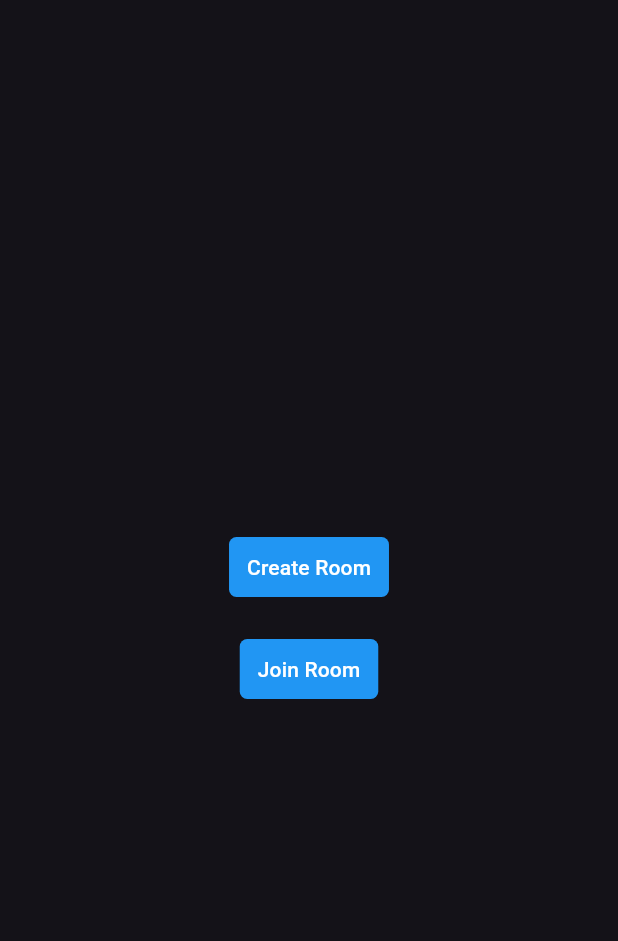
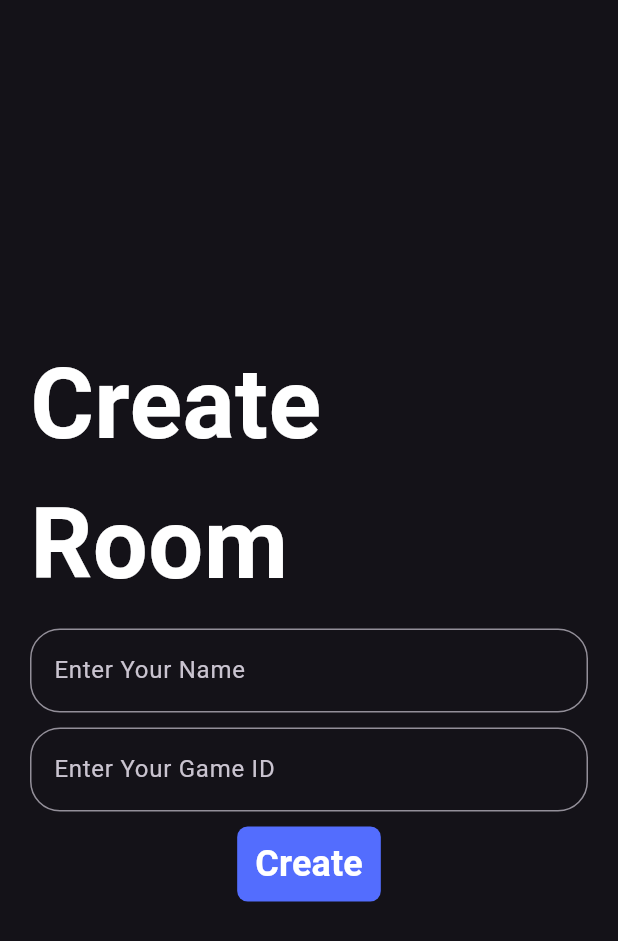
Before and after one commit to SilverShadow123/tic_tac_toe, a Flutter app: the screen it shows after launch, after a tap on "Join Room", on a phone screen of 412 x 824 dp. Shown: the top 941 px of the screen. Run offline on Flutter 3.47's test engine with Material 3 defaults, Android fonts, the phone set to English and light mode, and no system bars.

Commit message:
working on screens

```diff
--- a/lib/home_screen.dart
+++ b/lib/home_screen.dart
@@ -1,14 +1,11 @@
 import 'package:flutter/material.dart';
+import 'package:tic_tac_toe/create_room_screen.dart';
+import 'package:tic_tac_toe/join_room_screen.dart';
 
-class home_screen extends StatefulWidget {
-  static String routeName ='/main-menu';
+class home_screen extends StatelessWidget {
+  static String routeName = '/main-menu';
   const home_screen({super.key});
 
-  @override
-  State<home_screen> createState() => _home_screenState();
-}
-
-class _home_screenState extends State<home_screen> {
   @override
   Widget build(BuildContext context) {
     return Scaffold(
@@ -16,12 +13,40 @@ class _home_screenState extends State<home_screen> {
         child: Column(
           mainAxisAlignment: MainAxisAlignment.center,
           children: [
-            TextButton(onPressed: (){},style: TextButton.styleFrom(backgroundColor: Colors.blue,shape: RoundedRectangleBorder(borderRadius: BorderRadius.circular(5))), child: Text('Create Room',style: TextStyle(color: Colors.white),)),
-            SizedBox(height: 20,),
-            TextButton(onPressed: (){},style: TextButton.styleFrom(backgroundColor: Colors.blue,shape: RoundedRectangleBorder(borderRadius: BorderRadius.circular(5))), child: Text('Join Room',style: TextStyle(color: Colors.white),)),
+            TextButton(
+                onPressed: () => createRoom(context),
+                style: TextButton.styleFrom(
+                    backgroundColor: Colors.blue,
+                    shape: RoundedRectangleBorder(
+                        borderRadius: BorderRadius.circular(5))),
+                child: const Text(
+                  'Create Room',
+                  style: TextStyle(color: Colors.white),
+                )),
+            const SizedBox(
+              height: 20,
+            ),
+            TextButton(
+                onPressed: () => joinRoom(context),
+                style: TextButton.styleFrom(
+                    backgroundColor: Colors.blue,
+                    shape: RoundedRectangleBorder(
+                        borderRadius: BorderRadius.circular(5))),
+                child: const Text(
+                  'Join Room',
+                  style: TextStyle(color: Colors.white),
+                )),
           ],
         ),
       ),
     );
   }
+
+  void createRoom(BuildContext context) {
+    Navigator.pushNamed(context, CreateRoomScreen.routeName);
+  }
+
+  void joinRoom(BuildContext context) {
+    Navigator.pushNamed(context, JoinRoomScreen.routeName);
+  }
 }
--- a/lib/join_room_screen.dart
+++ b/lib/join_room_screen.dart
@@ -0,0 +1,46 @@
+import 'package:flutter/material.dart';
+
+class JoinRoomScreen extends StatefulWidget {
+  static String routeName ='/join-room';
+  const JoinRoomScreen({super.key});
+
+  @override
+  State<JoinRoomScreen> createState() => _JoinRoomScreenState();
+}
+
+class _JoinRoomScreenState extends State<JoinRoomScreen> {
+  final TextEditingController _gameIDController =TextEditingController();
+ final TextEditingController _nameController =TextEditingController();
+  @override
+  Widget build(BuildContext context) {
+    return Scaffold(
+      body: joinRoomScreeen(),
+    );
+  }
+
+  Widget joinRoomScreeen() {
+    return Container(
+      margin: const EdgeInsets.symmetric(horizontal: 20),
+      child: Column(
+        mainAxisAlignment: MainAxisAlignment.center,
+        children: [
+          const Text('Create Room',style: TextStyle(color: Colors.white,fontSize: 65,fontWeight: FontWeight.bold,),),
+          const SizedBox(height: 10,),
+          TextField(controller:_nameController ,decoration: InputDecoration(fillColor: Colors.black,hintText: 'Enter Your Name',border: OutlineInputBorder(borderRadius: BorderRadius.circular(20))),),
+          const SizedBox(height: 10,),
+          TextField(controller:_gameIDController ,decoration: InputDecoration(fillColor: Colors.black,hintText: 'Enter Your Game ID',border: OutlineInputBorder(borderRadius: BorderRadius.circular(20))),),
+          const SizedBox(height: 10,),
+          TextButton(onPressed: (){},style: TextButton.styleFrom(backgroundColor: Colors.indigoAccent,shape: RoundedRectangleBorder(borderRadius: BorderRadius.circular(7))), child: const Text('Create',style: TextStyle(color: Colors.white,fontSize: 24,fontWeight: FontWeight.bold),))
+        ],
+      ),
+    );
+  }
+
+  @override
+  void dispose() {
+    // TODO: implement dispose
+    _gameIDController.dispose();
+    _nameController.dispose();
+    super.dispose();
+  }
+}
--- a/lib/main.dart
+++ b/lib/main.dart
@@ -1,5 +1,7 @@
 import 'package:flutter/material.dart';
+import 'package:tic_tac_toe/create_room_screen.dart';
 import 'home_screen.dart';
+import 'join_room_screen.dart';
 
 void main()
 {
@@ -14,8 +16,10 @@ class tic_tac_toe extends StatelessWidget {
     return MaterialApp(
       routes: {
         home_screen.routeName:(context)=>const home_screen(),
+        JoinRoomScreen.routeName:(context)=>const JoinRoomScreen(),
+        CreateRoomScreen.routeName:(context)=>const CreateRoomScreen(),
       },
-      home: home_screen(),
+      initialRoute: home_screen.routeName,
       theme: ThemeData.dark(),
     );
   }
```
Also changed, not shown: lib/create_room_screen.dart (+42 -0 lines).
